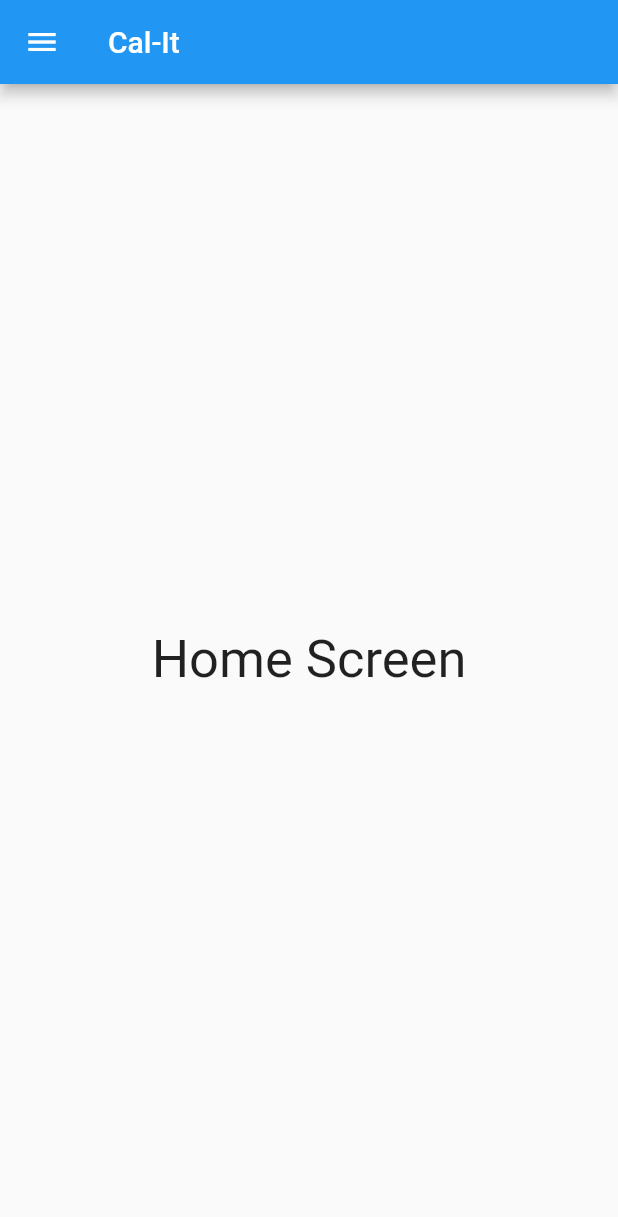
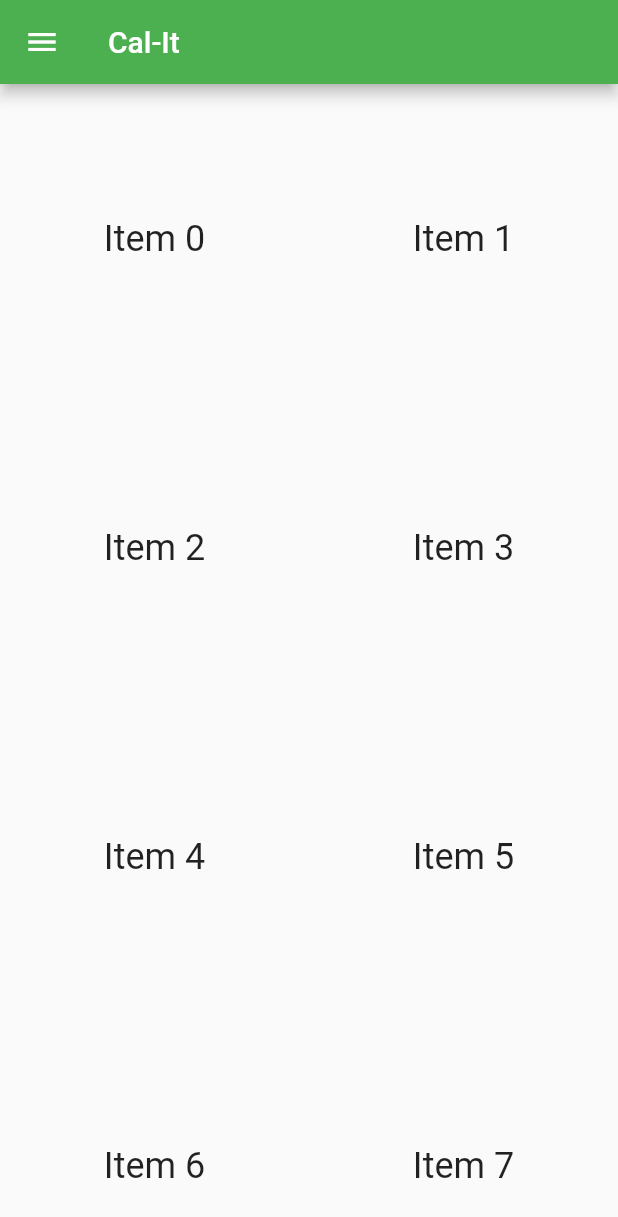
Before and after one commit to uzairnz/cal-it, a Flutter app: the HomePage screen opened directly, on a phone screen of 412 x 824 dp. Shown: the top 1217 px of the screen. Run offline on Flutter 3.47's test engine with Material 2 defaults, Android fonts, the light colour scheme and no system bars; our stand-ins replace flutter_screenutil.

Commit message:
GridView List Added

```diff
--- a/cal_it/lib/pages/home_page.dart
+++ b/cal_it/lib/pages/home_page.dart
@@ -1,4 +1,6 @@
 import 'package:flutter/material.dart';
+import 'package:flutter/foundation.dart';
+
 
 import './page.dart';
 
@@ -18,12 +20,13 @@ class _HomePageState extends State<HomePage> {
       currentProfilePic = otherProfilePic;
       otherProfilePic = picBackup;
     });
+     final title = 'Grid List';
   }
 
   @override
   Widget build(BuildContext context) {
     return new Scaffold(
-      appBar: new AppBar(title: new Text("Cal-It"), backgroundColor: Colors.blue,),
+      appBar: new AppBar(title: new Text("Cal-It"), backgroundColor: Colors.green,),
       drawer: new Drawer(
         child: new ListView(
           children: <Widget>[
@@ -76,9 +79,20 @@ class _HomePageState extends State<HomePage> {
           ],
         ),
       ),
-      body: new Center(
-        child: new Text("Home Screen", style: new TextStyle(fontSize: 35.0)),
-      )
+      body: GridView.count(
+          // Create a grid with 2 columns. If you change the scrollDirection to
+          // horizontal, this would produce 2 rows.
+          crossAxisCount: 2,
+          // Generate 100 Widgets that display their index in the List
+          children: List.generate(8, (index) {
+            return Center(
+              child: Text(
+                'Item $index',
+                style: Theme.of(context).textTheme.headline,
+              ),
+            );
+          }),
+        ),
     );
   }
 }
--- a/cal_it/lib/pages/page.dart
+++ b/cal_it/lib/pages/page.dart
@@ -9,7 +9,7 @@ class Page extends StatelessWidget {
   @override
   Widget build(BuildContext context) {
     return new Scaffold(
-      appBar: new AppBar(title: new Text(title), backgroundColor: Colors.blue,),
+      appBar: new AppBar(title: new Text(title), backgroundColor: Colors.green,),
       body: new Center(
         child: new Text(title),
       ),
```
